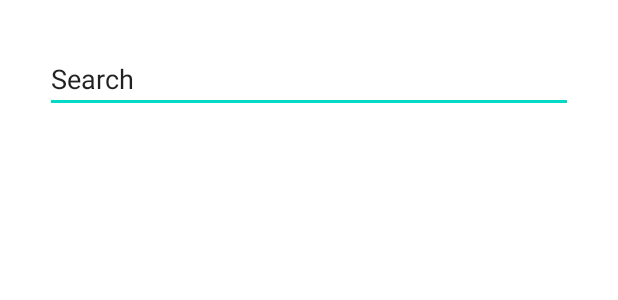
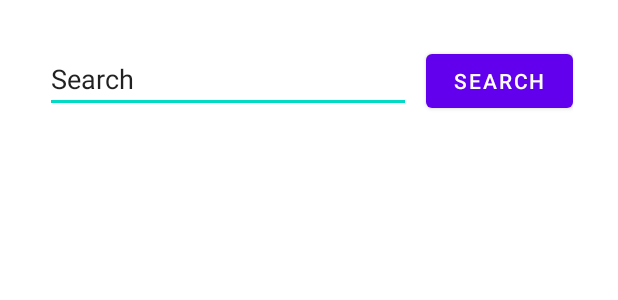
Before and after one commit to mutkuensert/Pixabay-Searcher, an Android app: the layout fragment_main_screen.xml on its own in the app's theme, with its tools: preview values and no code run, on a phone screen of 412 x 824 dp. Shown: the top 300 px of the screen. Run offline under Robolectric (Android 15) with nearby library versions, the phone set to English and light mode, and no system bars.

Commit message:
Search button has been added on fragment_main_screen.

```diff
--- a/app/src/main/res/layout/fragment_main_screen.xml
+++ b/app/src/main/res/layout/fragment_main_screen.xml
@@ -12,13 +12,28 @@
         android:layout_height="match_parent"
         tools:context=".view.MainScreenFragment">
 
-        <EditText
-            android:id="@+id/searchEditText"
+        <LinearLayout
             android:layout_width="match_parent"
             android:layout_height="wrap_content"
-            android:inputType="textPersonName"
-            android:text="Search"
-            android:layout_margin="30dp"/>
+            android:orientation="horizontal"
+            android:layout_margin="30dp">
+            <EditText
+                android:id="@+id/searchEditText"
+                android:layout_width="0dp"
+                android:layout_weight="5"
+                android:layout_height="wrap_content"
+                android:inputType="textPersonName"
+                android:text="Search" />
+
+            <Button
+                android:layout_width="0dp"
+                android:layout_height="wrap_content"
+                android:layout_weight="2"
+                android:id="@+id/searchButton"
+                android:text="Search"
+                android:layout_marginStart="10dp"/>
+        </LinearLayout>
+
 
         <androidx.recyclerview.widget.RecyclerView
             android:layout_width="match_parent"
```
